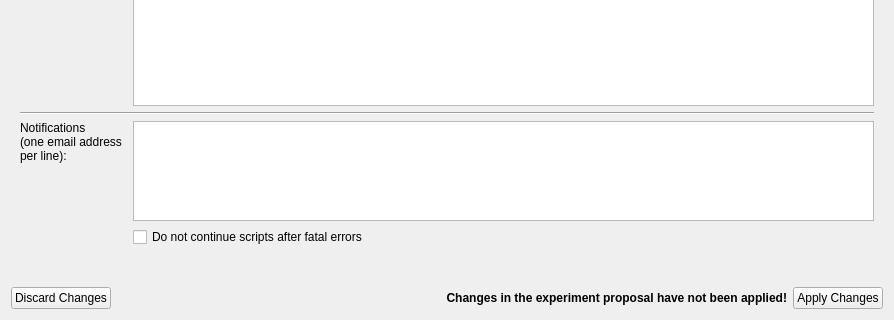
mlz-ictrl/nicos, file nicos_ess/gui/panels/ui_files/exp_panel.ui: the form before one commit; both pictures show x 0 to 894 and y 396 to 716 of the 894 by 716 pixel window.
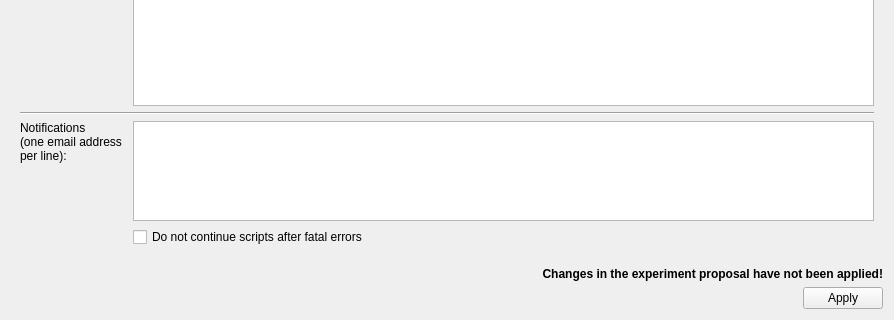
The form after the commit.

Commit message:
ESS: Use DialogButtonBox in ESS Experiment panel
- Use DialogButton box in ExpPanel to keep the locations of
  apply button consistent between different panels.
- Relevant ticket https://jira.esss.lu.se/browse/ECDC-2587

```diff
--- a/nicos_ess/gui/panels/ui_files/exp_panel.ui
+++ b/nicos_ess/gui/panels/ui_files/exp_panel.ui
@@ -243,28 +243,6 @@
     </widget>
    </item>
    <item>
-    <layout class="QHBoxLayout" name="horizontalLayout">
-     <item>
-      <widget class="QPushButton" name="discardButton">
-       <property name="text">
-        <string>Discard Changes</string>
-       </property>
-      </widget>
-     </item>
-     <item>
-      <spacer name="horizontalSpacer">
-       <property name="orientation">
-        <enum>Qt::Horizontal</enum>
-       </property>
-       <property name="sizeHint" stdset="0">
-        <size>
-         <width>40</width>
-         <height>20</height>
-        </size>
-       </property>
-      </spacer>
-     </item>
-     <item>
       <widget class="QLabel" name="applyWarningLabel">
        <property name="sizePolicy">
         <sizepolicy hsizetype="Minimum" vsizetype="Preferred">
@@ -290,13 +268,11 @@
       </widget>
      </item>
      <item>
-      <widget class="QPushButton" name="applyButton">
-       <property name="text">
-        <string>Apply Changes</string>
-       </property>
-      </widget>
-     </item>
-    </layout>
+    <widget class="QDialogButtonBox" name="buttonBox">
+     <property name="standardButtons">
+      <set>QDialogButtonBox::Apply</set>
+     </property>
+    </widget>
    </item>
   </layout>
  </widget>
```
Left out of the diff: 1 changed line with no effect on the pictures. Lines whose indentation alone changed are shown as unchanged. The commit also changes 1 other file.
